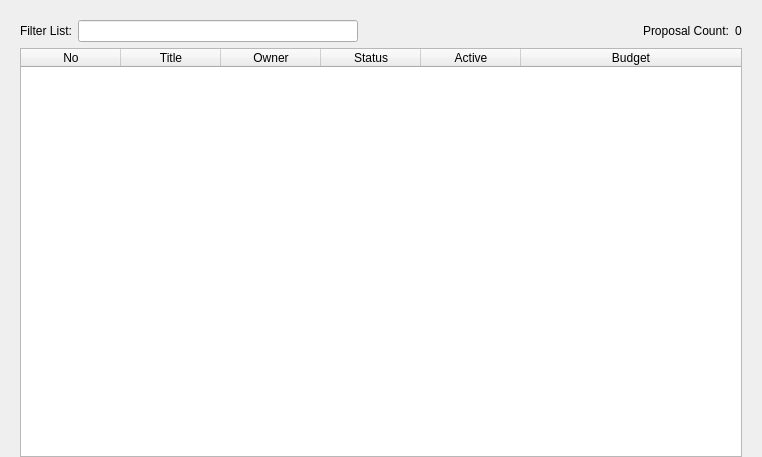
This is src/qt/forms/governancelist.ui in dashpay/dash as Qt 5 draws it before an edit. The edited form follows.
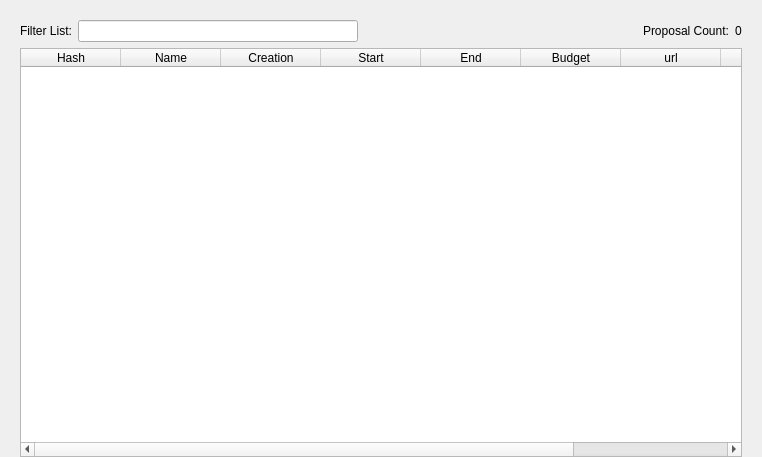
This is the edited form.

Commit message:
Qt: Populates Governance table values
Governance table now contains real values for current columns. Display
columns may potentially change.

- want url in table if right click option opens url?
- What set of cols wanted? Show yes/no votes?
- Decide refresh functionality.
- Do we even want filter func? (checkbox show: proposal, trigger, active coming)

Patch:
```diff
--- a/src/qt/forms/governancelist.ui
+++ b/src/qt/forms/governancelist.ui
@@ -116,27 +116,27 @@
          </attribute>
          <column>
           <property name="text">
-           <string>No</string>
+           <string>Hash</string>
           </property>
          </column>
          <column>
           <property name="text">
-           <string>Title</string>
+           <string>Name</string>
           </property>
          </column>
          <column>
           <property name="text">
-           <string>Owner</string>
+           <string>Creation</string>
           </property>
          </column>
          <column>
           <property name="text">
-           <string>Status</string>
+           <string>Start</string>
           </property>
          </column>
          <column>
           <property name="text">
-           <string>Active</string>
+           <string>End</string>
           </property>
          </column>
          <column>
@@ -144,6 +144,21 @@
            <string>Budget</string>
           </property>
          </column>
+         <column>
+          <property name="text">
+           <string>url</string>
+          </property>
+         </column>
+         <column>
+          <property name="text">
+           <string>Type</string>
+          </property>
+         </column>
+         <column>
+          <property name="text">
+           <string>Active</string>
+          </property>
+         </column>
         </widget>
        </item>
       </layout>
```
The commit also changes 2 other files.
